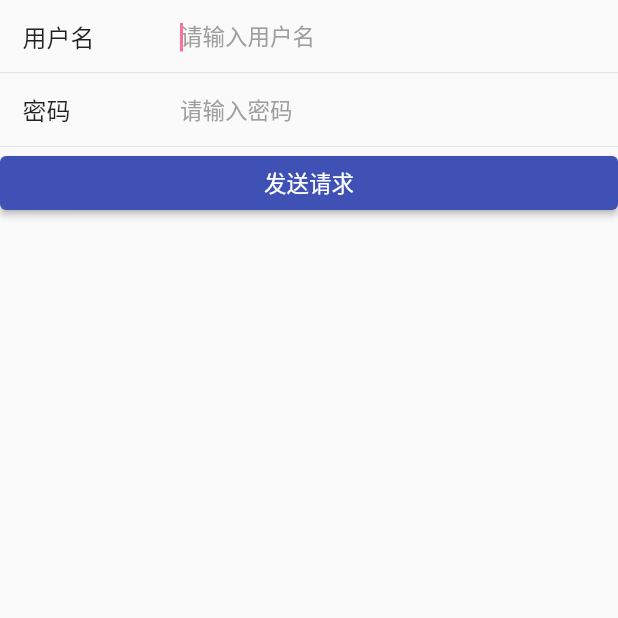
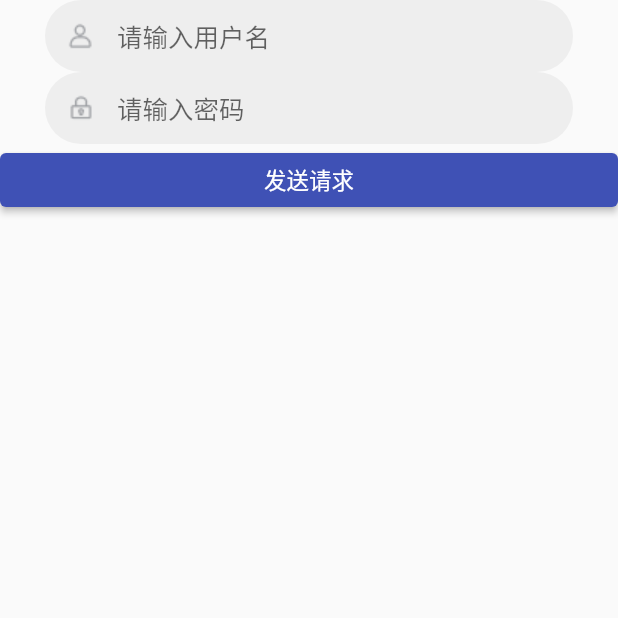
Before and after one commit to un-pany/flutter-template-plus, a Flutter app: the screen it shows after launch, on a phone screen of 412 x 824 dp, the top half of it. Run offline on Flutter 3.47's test engine with Material 2 defaults, Android fonts, the phone set to English and light mode, and no system bars; our stand-ins replace dio, shared_preferences.

Commit message:
refactor: login_input 组件样式

```diff
--- a/lib/common/color.dart
+++ b/lib/common/color.dart
@@ -1,12 +1,7 @@
 import 'package:flutter/material.dart';
 
 /// 主题色
-const MaterialColor primary = const MaterialColor(
-  0xfffb7299,
-  const <int, Color>{
-    50: const Color(0xffff9db5),
-  },
-);
+const MaterialColor primaryColor = Colors.indigo;
 
 // class MyColor {
 //   static const Color red = Color(0xFFFF4759);
--- a/lib/main.dart
+++ b/lib/main.dart
@@ -1,5 +1,6 @@
 import 'package:flutter/material.dart';
 import 'package:flutter_localizations/flutter_localizations.dart';
+import 'package:flutter_templete/common/color.dart';
 import 'package:flutter_templete/http/dao/login_dao.dart';
 import 'package:flutter_templete/pages/login/index.dart';
 
@@ -20,7 +21,7 @@ class MyApp extends StatelessWidget {
     return MaterialApp(
       title: 'flutter_templete',
       theme: ThemeData(
-        primarySwatch: Colors.indigo, // 主题
+        primarySwatch: primaryColor, // 主题
       ),
       initialRoute: "home",
       onGenerateRoute: onGenerateRoute,
--- a/lib/pages/login/index.dart
+++ b/lib/pages/login/index.dart
@@ -19,22 +19,13 @@ class _LoginPageState extends State<LoginPage> {
         child: ListView(
           children: [
             LoginInput(
-              '用户名',
               '请输入用户名',
-              onChanged: (text) {
-                print(text);
-              },
+              Image.asset('static/images/login/user.png'),
             ),
             LoginInput(
-              '密码',
               '请输入密码',
+              Image.asset('static/images/login/password.png'),
               obscureText: true,
-              onChanged: (text) {
-                print(text);
-              },
-              focusChanged: (focus) {
-                print(focus);
-              },
             ),
             ElevatedButton(
               child: Text("发送请求"),
--- a/lib/widgets/login_input.dart
+++ b/lib/widgets/login_input.dart
@@ -4,30 +4,21 @@ import 'package:flutter_templete/common/color.dart';
 
 /// 登录输入框
 class LoginInput extends StatefulWidget {
-  // 标题
-  final String title;
   // 提示文字
   final String hint;
-  // 底部线边距
-  final bool lineStretch;
+  // 前缀图标
+  final Widget? prefixIcon;
   // 隐藏文本
   final bool obscureText;
   // 键盘类型
-  final TextInputType? keyboardType;
-  // 输入事件
-  final ValueChanged<String>? onChanged;
-  // 聚焦事件
-  final ValueChanged<bool>? focusChanged;
+  final TextInputType keyboardType;
 
   const LoginInput(
-    this.title,
-    this.hint, {
+    this.hint,
+    this.prefixIcon, {
     Key? key,
-    this.lineStretch = false,
     this.obscureText = false,
-    this.keyboardType,
-    this.onChanged,
-    this.focusChanged,
+    this.keyboardType = TextInputType.text,
   }) : super(key: key);
 
   @override
@@ -35,78 +26,35 @@ class LoginInput extends StatefulWidget {
 }
 
 class _LoginInputState extends State<LoginInput> {
-  final _focusNode = FocusNode();
-
-  @override
-  void initState() {
-    super.initState();
-    // 是否获取光标的监听
-    _focusNode.addListener(() {
-      if (widget.focusChanged != null) {
-        widget.focusChanged!(_focusNode.hasFocus);
-      }
-    });
-  }
-
-  @override
-  void dispose() {
-    _focusNode.dispose();
-    super.dispose();
-  }
-
   @override
   Widget build(BuildContext context) {
-    return Column(
-      children: [
-        Row(
-          children: [
-            Container(
-              padding: EdgeInsets.only(left: 15),
-              width: 100,
-              child: Text(
-                widget.title,
-                style: TextStyle(fontSize: 16),
-              ),
+    return Padding(
+      padding: EdgeInsets.only(
+        left: 30,
+        right: 30,
+      ),
+      child: TextField(
+        keyboardType: widget.keyboardType,
+        obscureText: widget.obscureText,
+        // decoration 设置输入框的样式
+        decoration: InputDecoration(
+          hintText: widget.hint,
+          prefixIcon: widget.prefixIcon,
+          // 背景颜色，结合 filled: true，才有效
+          fillColor: Colors.grey[200],
+          filled: true,
+          border: OutlineInputBorder(
+            // 圆角形
+            borderRadius: BorderRadius.all(
+              Radius.circular(32),
             ),
-            _input(),
-          ],
-        ),
-        Padding(
-          padding: EdgeInsets.only(left: widget.lineStretch ? 15 : 0),
-          child: Divider(
-            height: 1,
-            thickness: 0.5,
+            // 去除边框
+            borderSide: BorderSide.none,
           ),
-        ),
-      ],
-    );
-  }
-
-  // 输入框
-  Widget _input() {
-    return Expanded(
-      child: TextField(
-        focusNode: _focusNode,
-        onChanged: widget.onChanged,
-        obscureText: widget.obscureText,
-        keyboardType: widget.keyboardType,
-        autofocus: !widget.obscureText,
-        cursorColor: primary,
-        style: TextStyle(
-          fontSize: 16,
-          fontWeight: FontWeight.w300,
-        ),
-        // 输入框的样式
-        decoration: InputDecoration(
+          // 内容内边距
           contentPadding: EdgeInsets.only(
-            left: 20,
-            right: 20,
-          ),
-          border: InputBorder.none,
-          hintText: widget.hint,
-          hintStyle: TextStyle(
-            fontSize: 15,
-            color: Colors.grey,
+            top: 0,
+            bottom: 0,
           ),
         ),
       ),
--- a/pubspec.yaml
+++ b/pubspec.yaml
@@ -23,8 +23,9 @@ dev_dependencies:
 flutter: # flutter 相关的配置选项
   uses-material-design: true # 默认的 Material Design 字体图标
 
-  assets:
-    - static/images/login/logo.png # 静态图片
+  assets: # 静态资源
+    - static/images/login/user.png
+    - static/images/login/password.png
 
   fonts:
     - family: iconfont
```
Also changed, not shown: static/images/login/logo.png (deleted), static/images/login/password.png (added), static/images/login/user.png (added).
